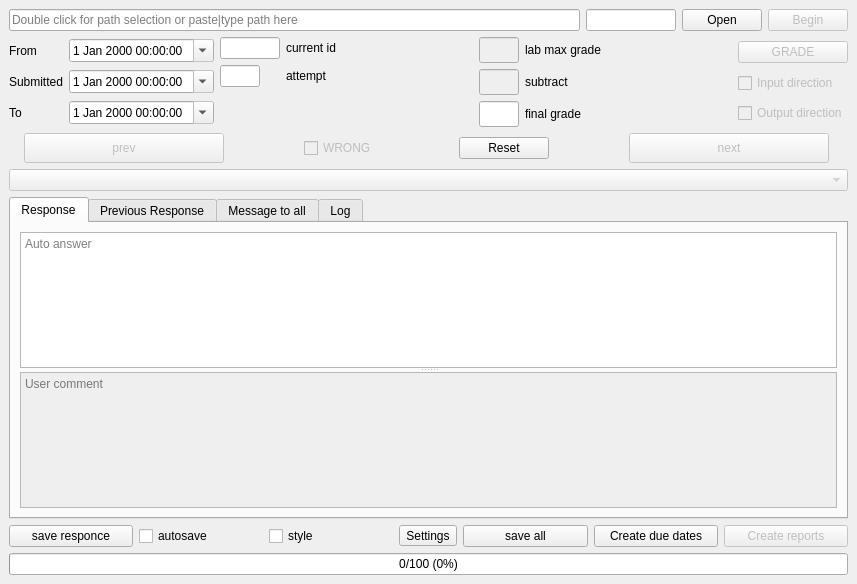
First picture: the form in main_window.ui, repository jlphillipsphd/CSCI-3130-Grader, before the edit.
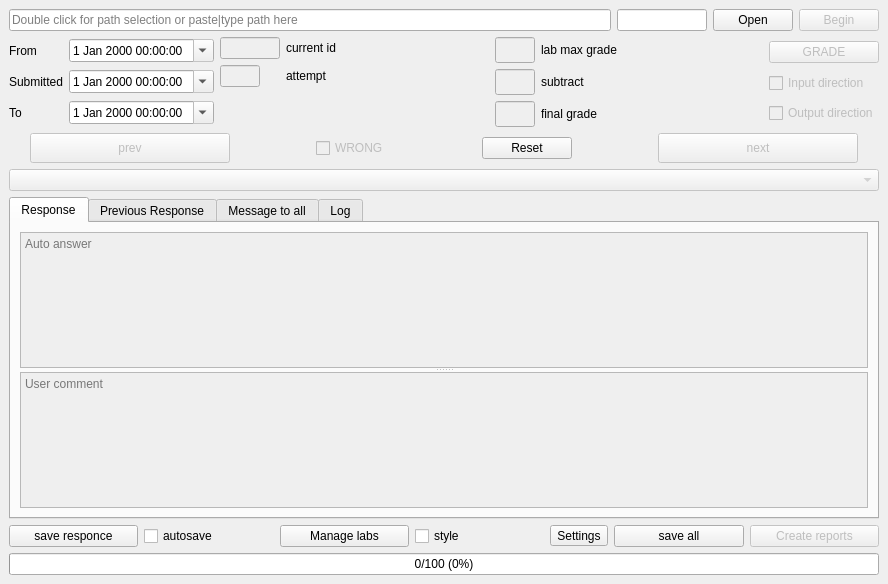
Second picture: the form after the edit. Icons and pictures are not drawn. Custom widgets are drawn as their Qt base class.

```diff
--- a/main_window.ui
+++ b/main_window.ui
@@ -9,7 +9,7 @@
    <rect>
     <x>0</x>
     <y>0</y>
-    <width>857</width>
+    <width>888</width>
     <height>584</height>
    </rect>
   </property>
@@ -192,12 +192,18 @@
          <layout class="QHBoxLayout" name="horizontalLayout_8">
           <item>
            <widget class="QLineEdit" name="input_current_id">
+            <property name="enabled">
+             <bool>false</bool>
+            </property>
             <property name="maximumSize">
              <size>
               <width>60</width>
               <height>40</height>
              </size>
             </property>
+            <property name="readOnly">
+             <bool>true</bool>
+            </property>
            </widget>
           </item>
           <item>
@@ -213,12 +219,18 @@
          <layout class="QHBoxLayout" name="horizontalLayout_9">
           <item>
            <widget class="QLineEdit" name="input_attempt">
+            <property name="enabled">
+             <bool>false</bool>
+            </property>
             <property name="maximumSize">
              <size>
               <width>40</width>
               <height>40</height>
              </size>
             </property>
+            <property name="readOnly">
+             <bool>true</bool>
+            </property>
            </widget>
           </item>
           <item>
@@ -285,6 +297,9 @@
             <property name="text">
              <string/>
             </property>
+            <property name="readOnly">
+             <bool>true</bool>
+            </property>
            </widget>
           </item>
           <item>
@@ -318,6 +333,9 @@
             <property name="locale">
              <locale language="English" country="UnitedStates"/>
             </property>
+            <property name="readOnly">
+             <bool>true</bool>
+            </property>
            </widget>
           </item>
           <item>
@@ -337,7 +355,7 @@
           <item>
            <widget class="QLineEdit" name="input_final_grade">
             <property name="enabled">
-             <bool>true</bool>
+             <bool>false</bool>
             </property>
             <property name="maximumSize">
              <size>
@@ -351,6 +369,9 @@
             <property name="text">
              <string/>
             </property>
+            <property name="readOnly">
+             <bool>true</bool>
+            </property>
            </widget>
           </item>
           <item>
@@ -452,7 +473,7 @@
         </property>
         <property name="minimumSize">
          <size>
-          <width>75</width>
+          <width>80</width>
           <height>20</height>
          </size>
         </property>
@@ -593,7 +614,7 @@
           </property>
           <widget class="QPlainTextEdit" name="input_response_browser">
            <property name="enabled">
-            <bool>true</bool>
+            <bool>false</bool>
            </property>
            <property name="minimumSize">
             <size>
@@ -695,6 +716,13 @@
         </property>
        </widget>
       </item>
+      <item>
+       <widget class="QPushButton" name="manage_labs_but">
+        <property name="text">
+         <string>Manage labs</string>
+        </property>
+       </widget>
+      </item>
       <item>
        <widget class="QCheckBox" name="set_style_checkbox">
         <property name="text">
@@ -725,13 +753,6 @@
         </property>
        </widget>
       </item>
-      <item>
-       <widget class="QPushButton" name="new_window_but">
-        <property name="text">
-         <string>Create due dates</string>
-        </property>
-       </widget>
-      </item>
       <item>
        <widget class="QPushButton" name="but_create_report">
         <property name="enabled">
```
